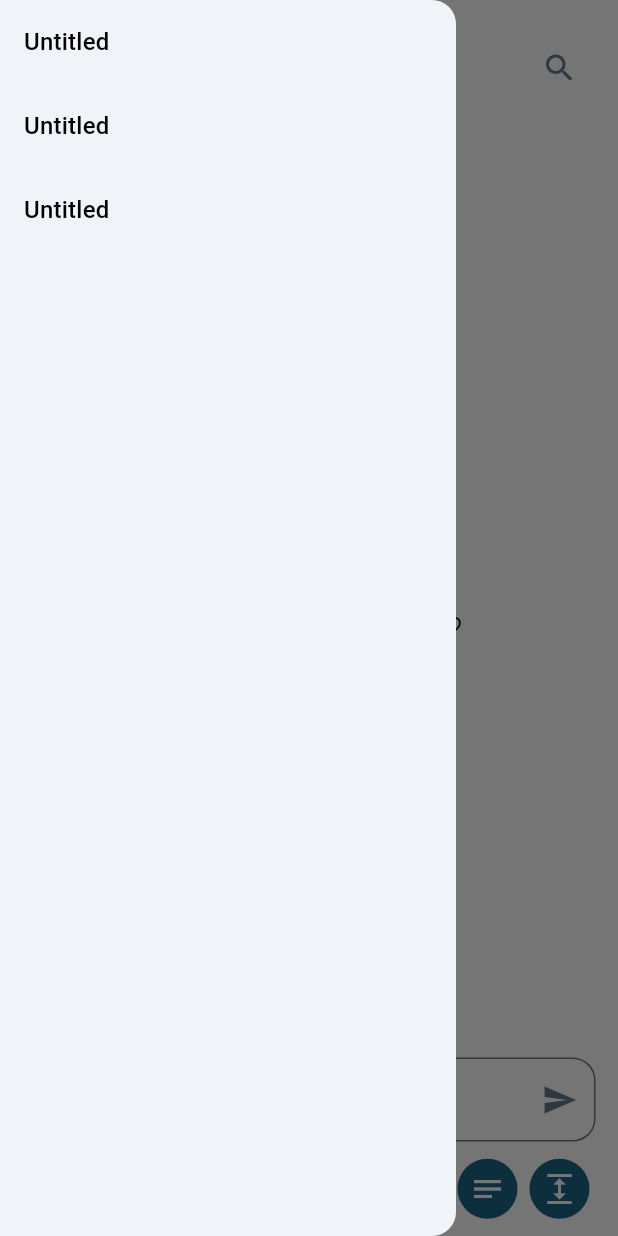
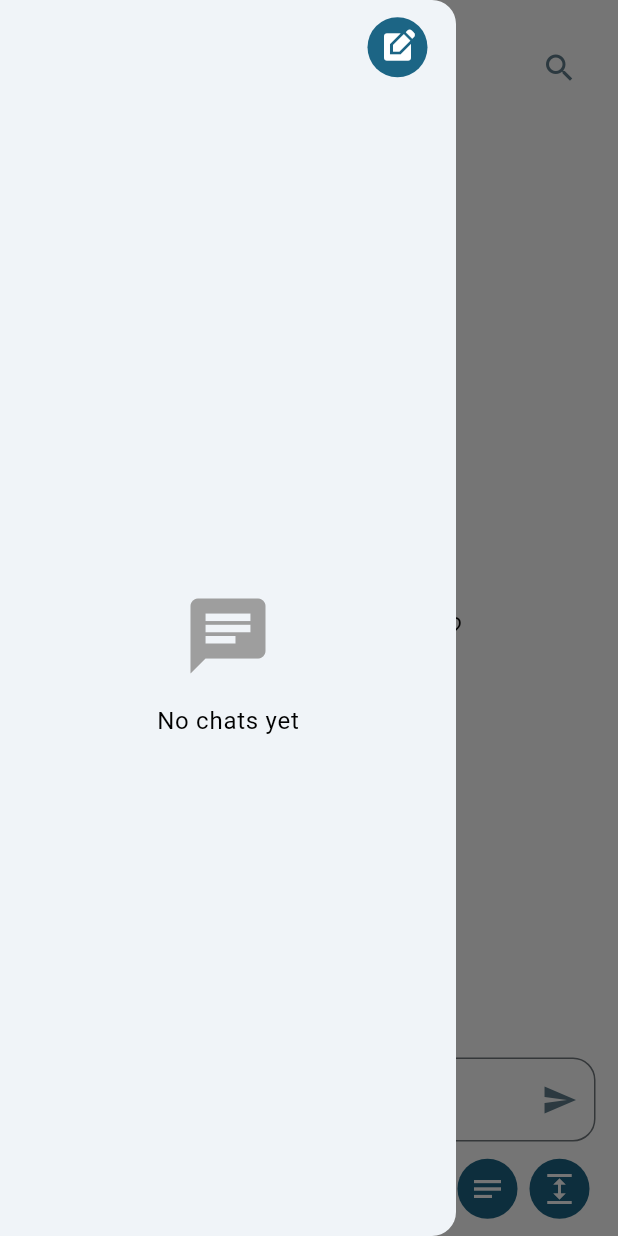
Before and after one commit to AdiSuresh/note-genie, a Flutter app: the ChatPage screen opened by its route, with the side drawer open, on a phone screen of 412 x 824 dp. Run offline on Flutter 3.47's test engine with Material 3 defaults, Android fonts, the phone set to English and light mode, and no system bars; our stand-ins replace copy_with_extension, flutter_bloc, flutter_dotenv, go_router, logger, objectbox; missing offline and left inert: flutter_quill, gpt_markdown; generated files the repository leaves out were written again.

Commit message:
create ChatPageDrawer

```diff
--- a/lib/models/chat/model.dart
+++ b/lib/models/chat/model.dart
@@ -6,11 +6,13 @@ part 'model.g.dart';
 
 @CopyWith()
 class ChatModel extends BaseEntity {
+  final String? remoteId;
   final String title;
   final List<ChatMessage> messages;
 
   ChatModel({
     required super.id,
+    this.remoteId,
     required this.title,
     required this.messages,
   });
@@ -18,7 +20,7 @@ class ChatModel extends BaseEntity {
   factory ChatModel.empty() {
     return ChatModel(
       id: BaseEntity.idPlaceholder,
-      title: '',
+      title: 'Untitled',
       messages: [],
     );
   }
--- a/lib/views/chat/view.dart
+++ b/lib/views/chat/view.dart
@@ -4,13 +4,13 @@ import 'package:flutter_bloc/flutter_bloc.dart';
 import 'package:note_maker/app/logger.dart';
 import 'package:note_maker/models/chat/model.dart';
 import 'package:note_maker/models/chat_message/model.dart';
-import 'package:note_maker/utils/extensions/build_context.dart';
 import 'package:note_maker/utils/extensions/scroll_controller.dart';
 import 'package:note_maker/utils/ui_utils.dart';
 import 'package:note_maker/views/chat/bloc.dart';
 import 'package:note_maker/views/chat/event.dart';
 import 'package:note_maker/views/chat/state/state.dart';
 import 'package:note_maker/views/chat/widgets/chat_bubble/wrapper.dart';
+import 'package:note_maker/views/chat/widgets/drawer.dart';
 import 'package:note_maker/widgets/pulsing_dot_indicator.dart';
 import 'package:note_maker/views/chat/widgets/new_chat_placeholder.dart';
 import 'package:note_maker/views/chat/widgets/page_title.dart';
@@ -44,7 +44,6 @@ class _ChatPageState extends State<ChatPage>
   late final StreamSubscription<ChatState> stateSub;
 
   final scaffoldKey = GlobalKey<ScaffoldState>();
-  final drawerKey = GlobalKey<DrawerControllerState>();
   final chatBubbleKey = GlobalKey();
 
   ChatBloc get bloc => context.read<ChatBloc>();
@@ -417,25 +416,7 @@ class _ChatPageState extends State<ChatPage>
           ),
         ],
       ),
-      drawer: Drawer(
-        key: drawerKey,
-        child: ListView(
-          children: List.generate(
-            3,
-            (index) {
-              return ListTile(
-                title: Text(
-                  'Untitled',
-                  style: context.themeData.textTheme.titleMedium,
-                ),
-                onTap: () {
-                  scaffoldKey.currentState?.closeDrawer();
-                },
-              );
-            },
-          ),
-        ),
-      ),
+      drawer: ChatPageDrawer(),
     );
     return Listener(
       onPointerDown: (event) {
--- /dev/null
+++ b/lib/views/chat/widgets/drawer.dart
@@ -0,0 +1,93 @@
+import 'package:flutter/material.dart';
+import 'package:flutter_bloc/flutter_bloc.dart';
+import 'package:note_maker/utils/extensions/build_context.dart';
+import 'package:note_maker/views/chat/bloc.dart';
+import 'package:note_maker/views/chat/state/state.dart';
+
+class ChatPageDrawer extends StatelessWidget {
+  const ChatPageDrawer({
+    super.key,
+  });
+
+  @override
+  Widget build(BuildContext context) {
+    Scaffold.of(context);
+    return Drawer(
+      child: Column(
+        children: [
+          Align(
+            alignment: Alignment.centerRight,
+            child: Padding(
+              padding: const EdgeInsets.symmetric(
+                vertical: 7.5,
+                horizontal: 15,
+              ),
+              child: IconButton.filled(
+                onPressed: () {
+                  Scaffold.of(context).closeDrawer();
+                },
+                icon: Icon(
+                  Icons.edit_square,
+                ),
+              ),
+            ),
+          ),
+          Expanded(
+            child: BlocBuilder<ChatBloc, ChatState>(
+              builder: (context, state) {
+                final idleState = switch (state) {
+                  IdleState() => state,
+                  NonIdleState(
+                    :final previousState,
+                  ) =>
+                    previousState,
+                  _ => null
+                };
+                if (idleState == null) {
+                  return const Center(
+                    child: CircularProgressIndicator(),
+                  );
+                }
+                if (idleState.allChats case []) {
+                  return Column(
+                    mainAxisAlignment: MainAxisAlignment.center,
+                    children: [
+                      Icon(
+                        Icons.chat,
+                        size: 60,
+                        color: Colors.grey,
+                      ),
+                      const SizedBox(
+                        height: 15,
+                      ),
+                      Text(
+                        'No chats yet',
+                        style: context.themeData.textTheme.bodyLarge,
+                      ),
+                    ],
+                  );
+                }
+                return ListView(
+                  children: List.generate(
+                    idleState.allChats.length,
+                    (index) {
+                      return ListTile(
+                        title: Text(
+                          idleState.allChats[index].title,
+                          style: context.themeData.textTheme.titleMedium,
+                        ),
+                        onTap: () {
+                          Scaffold.of(context).closeDrawer();
+                        },
+                      );
+                    },
+                  ),
+                );
+              },
+            ),
+          ),
+        ],
+      ),
+    );
+  }
+}
```
